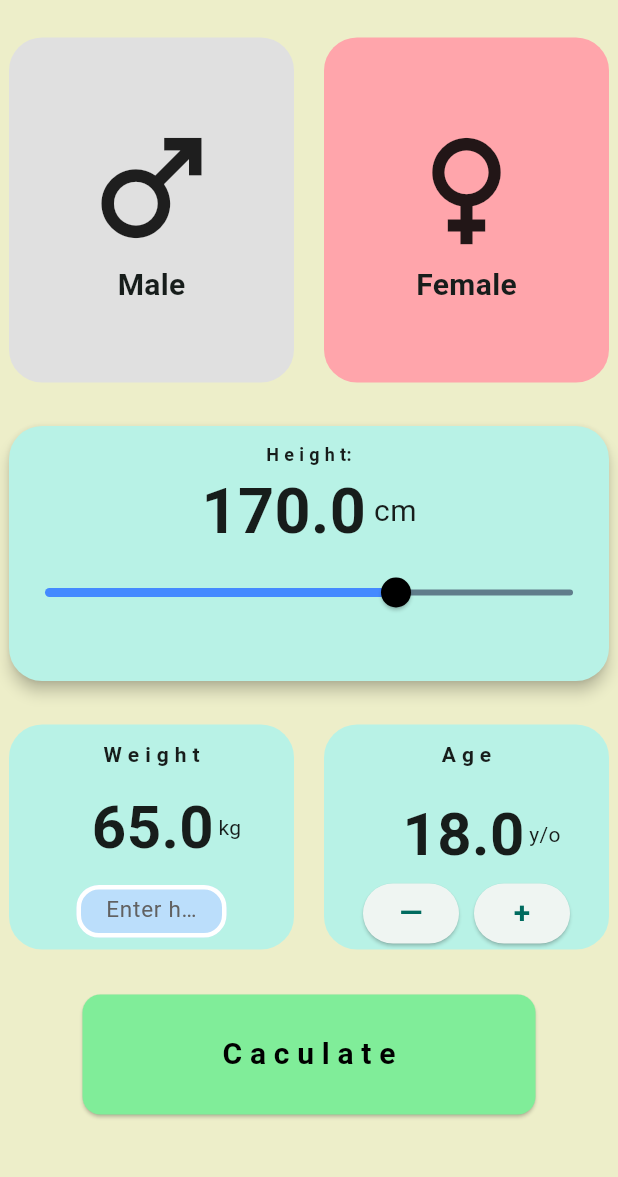
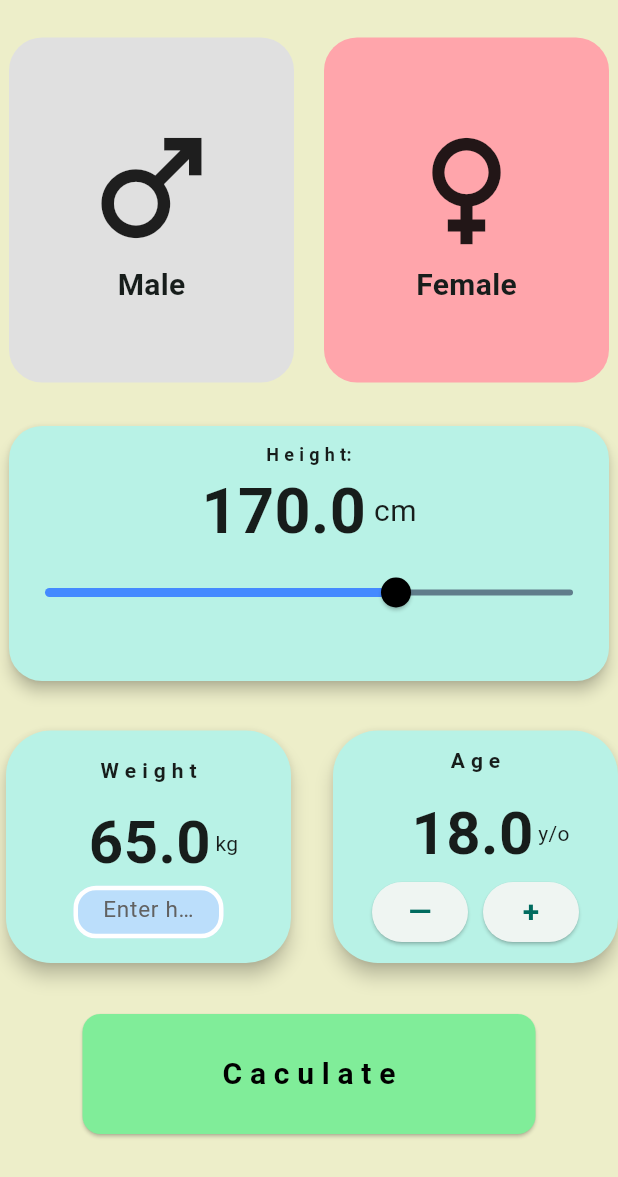
Before and after one commit to tlvhoang06/bmi-calculator-flutter, a Flutter app: the BmiPage screen opened directly, on a phone screen of 412 x 824 dp. Shown: the top 1177 px of the screen. Run offline on Flutter 3.47's test engine with Material 3 defaults, Android fonts, the light colour scheme and no system bars; our stand-ins replace lottie, shared_preferences; missing offline and left inert: pretty_gauge; accounts and stored records are empty.

Commit message:
Clean Codes, Sererate Big Widget BlocKs

```diff
--- a/lib/views/pages/bmi_page.dart
+++ b/lib/views/pages/bmi_page.dart
@@ -1,14 +1,12 @@
-
 import 'package:demo/data/notifer.dart';
 import 'package:demo/views/functions/function.dart';
 import 'package:demo/views/pages/result_page.dart';
 import 'package:demo/views/widgets/gender_select.dart';
 import 'package:demo/views/widgets/height_slider.dart';
-import 'package:demo/views/widgets/num_box.dart';
+import 'package:demo/views/widgets/stat_card.dart';
+import 'package:demo/views/widgets/text_type_box.dart';
 import 'package:flutter/material.dart';
 import 'package:flutter/services.dart';
-
-
 
 class BmiPage extends StatelessWidget {
   const BmiPage({super.key});
@@ -30,96 +28,16 @@ class BmiPage extends StatelessWidget {
             Row(
               mainAxisAlignment: MainAxisAlignment.center,
               children: [
+
             // Weight
                 ValueListenableBuilder(
                   valueListenable: weight,
                   builder: (context, weightValue, child) {
-                    return NumBox(
-                      child: Column(
-                        children: [
-                          SizedBox(height: 10),
-                          Text(
-                            'W e i g h t',
-                            style: TextStyle(fontWeight: FontWeight.bold),
-                          ),
-                          SizedBox(height: 10),
-                          Row(
-                            mainAxisAlignment: MainAxisAlignment.center,
-                            children: [
-                              SizedBox(width: 20),
-                              Text(
-                                weight.value.toString(),
-                                style: TextStyle(
-                                  fontSize: 40,
-                                  fontWeight: FontWeight.bold,
-                                ),
-                              ),
-                              SizedBox(width: 3),
-                              Text('kg'),
-                            ],
-                          ),
-
-                          // Text Field Container
-                          SizedBox(height: 10),
-                          SizedBox(
-                            height: 35,
-                            width: 100,
-                            child: ValueListenableBuilder(
-                              valueListenable: isDarkMode,
-                              builder: (context, isDark, child) {
-                                return TextField(
-                                  inputFormatters: [
-                                    LengthLimitingTextInputFormatter(5),
-                                  ],
-                                  onChanged: (value) {
-                                    double? val = double.tryParse(value);
-                                    if (val != null) {
-                                      weight.value = val;
-                                    }
-                                  },
-                                  textAlign: TextAlign.center,
-                                  style: TextStyle(
-                                    color: Colors.black,
-                                    fontWeight: FontWeight.bold,
-                                  ),
-                                  decoration: InputDecoration(
-                                    hintText: 'Enter here',
-                                    hintStyle: TextStyle(
-                                      fontSize: 15,
-                                      color: Colors.grey.shade700,
-                                      fontWeight: FontWeight.normal,
-                                    ),
-                                    border: OutlineInputBorder(
-                                      borderRadius: BorderRadius.circular(15),
-                                    ),
-                                    contentPadding: EdgeInsets.symmetric(
-                                      horizontal: 12,
-                                      vertical: 10,
-                                    ),
-                                    enabledBorder: OutlineInputBorder(
-                                      borderRadius: BorderRadius.circular(15),
-                                      borderSide: BorderSide(
-                                        color: isDark ? Colors.black : Colors.white,
-                                        width: 3,
-                                      ),
-                                    ),
-                                    focusedBorder: OutlineInputBorder(
-                                      borderRadius: BorderRadius.circular(15),
-                                      borderSide: BorderSide(
-                                        color: Colors.indigo.shade300,
-                                        width: 2,
-                                      ),
-                                    ),
-                                    filled: true,
-                                    fillColor: Colors.blue.shade100,
-                                  ),
-                                  cursorHeight: 15,
-                                );
-                              },
-                            ),
-                          ),
-                        ],
-                      ),
+                    return StatCard(
+                      category: 'W e i g h t',
+                      displayNumber: weightValue.toString(),
+                      measurementUnit: 'kg',
+                      action: TextTypeBox(),
                     );
                   },
                 ),
@@ -129,31 +47,11 @@ class BmiPage extends StatelessWidget {
                 ValueListenableBuilder(
                   valueListenable: age,
                   builder: (context, ageValue, child) {
-                    return NumBox(
-                      child: Column(
-                        children: [
-                          SizedBox(height: 10),
-                          Text(
-                            'A g e',
-                            style: TextStyle(fontWeight: FontWeight.bold),
-                          ),
-                          SizedBox(height: 15),
-                          Row(
-                            mainAxisAlignment: MainAxisAlignment.center,
-                            children: [
-                              SizedBox(width: 20),
-                              Text(
-                                age.value.toString(),
-                                style: TextStyle(
-                                  fontSize: 40,
-                                  fontWeight: FontWeight.bold,
-                                ),
-                              ),
-                              SizedBox(width: 3),
-                              Text('y/o'),
-                            ],
-                          ),
-                          Row(
+                    return StatCard(
+                      category: 'A g e',
+                      displayNumber: ageValue.toString(),
+                      measurementUnit: 'y/o',
+                      action: Row(
                         mainAxisAlignment: MainAxisAlignment.center,
                         children: [
                           ElevatedButton(
@@ -185,15 +83,14 @@ class BmiPage extends StatelessWidget {
                           ),
                         ],
                       ),
-                        ],
-                      ),
                     );
                   },
                 ),
+                SizedBox(height: 30),
               ],
             ),
+
             SizedBox(height: 30),
-
             // Calculate Button
             ValueListenableBuilder(
               valueListenable: bmi,
--- a/lib/views/pages/result_page.dart
+++ b/lib/views/pages/result_page.dart
@@ -14,13 +14,7 @@ class ResultPage extends StatelessWidget {
       backgroundColor: (isDarkMode.value)
           ? Colors.blueGrey.shade900
           : Color(0XFFedeec9),
-      appBar: AppBar(
-        backgroundColor: Color(0XFFedeec9),
-        toolbarHeight: 0,
-        leadingWidth: 100,
-        title: Text('R E S U L T', style: TextStyle(fontSize: 30)),
-        centerTitle: true,
-      ),
+
       body: Center(
         child: SingleChildScrollView(
           child: Padding(
@@ -41,7 +35,7 @@ class ResultPage extends StatelessWidget {
                 StatusAndAttempt(),
                 SizedBox(height: 50),
                 Center(child: GaugeChart()),
-                SizedBox(height: 70),
+                SizedBox(height: 60),
                 Padding(
                   padding: const EdgeInsets.symmetric(horizontal: 20),
                   child: Row(
--- a/lib/views/widgets/num_box.dart
+++ /dev/null
@@ -1,15 +0,0 @@
-import 'package:flutter/material.dart';
-
-class NumBox extends StatelessWidget {
-  final Widget child;
-  const NumBox({super.key, required this.child});
-  @override
-  Widget build(BuildContext context) {
-    return Container(
-      height: 150,
-      width: 190,
-      decoration: BoxDecoration(borderRadius: BorderRadius.circular(22), color: Color(0XFFb8f2e6),),
-      child: Center(child: child)
-    );
-  }
-}
--- /dev/null
+++ b/lib/views/widgets/stat_card.dart
@@ -0,0 +1,53 @@
+import 'package:flutter/material.dart';
+
+class StatCard extends StatelessWidget {
+  final String category;
+  final String displayNumber;
+  final String measurementUnit;
+  final Widget action;
+  const StatCard({
+    super.key,
+    required this.category,
+    required this.displayNumber,
+    required this.measurementUnit,
+    required this.action,
+  });
+
+  @override
+  Widget build(BuildContext context) {
+    return Card(
+      color: const Color(0xFFb8f2e6),
+      elevation: 5,
+      shape: RoundedRectangleBorder(borderRadius: BorderRadius.circular(30)),
+      child: SizedBox(
+        height: 155,
+        width: 190,
+        child: Padding(
+          padding: const EdgeInsets.all(10.0),
+          child: Column(
+            mainAxisAlignment: MainAxisAlignment.center,
+            crossAxisAlignment: CrossAxisAlignment.center,
+            children: [
+              Text(category, style: TextStyle(fontWeight: FontWeight.bold)),
+              SizedBox(height: 10),
+              Row(
+                mainAxisAlignment: MainAxisAlignment.center,
+                children: [
+                  SizedBox(width: 20),
+                  Text(
+                    displayNumber,
+                    style: TextStyle(fontSize: 40, fontWeight: FontWeight.bold),
+                  ),
+                  SizedBox(width: 3),
+                  Text(measurementUnit),
+                  SizedBox(height: 10),
+                ],
+              ),
+              action,
+            ],
+          ),
+        ),
+      ),
+    );
+  }
+}
--- /dev/null
+++ b/lib/views/widgets/text_type_box.dart
@@ -0,0 +1,60 @@
+import 'package:demo/data/notifer.dart';
+import 'package:flutter/material.dart';
+import 'package:flutter/services.dart';
+
+class TextTypeBox extends StatelessWidget {
+  const TextTypeBox({super.key});
+
+  @override
+  Widget build(BuildContext context) {
+    return SizedBox(
+      height: 35,
+      width: 100,
+      child: ValueListenableBuilder(
+        valueListenable: isDarkMode,
+        builder: (context, isDark, child) {
+          return TextField(
+            inputFormatters: [LengthLimitingTextInputFormatter(5)],
+            onChanged: (value) {
+              double? val = double.tryParse(value);
+              if (val != null) {
+                weight.value = val;
+              }
+            },
+            textAlign: TextAlign.center,
+            style: TextStyle(color: Colors.black, fontWeight: FontWeight.bold),
+            decoration: InputDecoration(
+              hintText: 'Enter here',
+              hintStyle: TextStyle(
+                fontSize: 15,
+                color: Colors.grey.shade700,
+                fontWeight: FontWeight.normal,
+              ),
+              border: OutlineInputBorder(
+                borderRadius: BorderRadius.circular(15),
+              ),
+              contentPadding: EdgeInsets.symmetric(
+                horizontal: 12,
+                vertical: 10,
+              ),
+              enabledBorder: OutlineInputBorder(
+                borderRadius: BorderRadius.circular(15),
+                borderSide: BorderSide(
+                  color: isDark ? Colors.black : Colors.white,
+                  width: 3,
+                ),
+              ),
+              focusedBorder: OutlineInputBorder(
+                borderRadius: BorderRadius.circular(15),
+                borderSide: BorderSide(color: Colors.indigo.shade300, width: 2),
+              ),
+              filled: true,
+              fillColor: Colors.blue.shade100,
+            ),
+            cursorHeight: 15,
+          );
+        },
+      ),
+    );
+  }
+}
```
Lines whose indentation alone changed are shown as unchanged.
